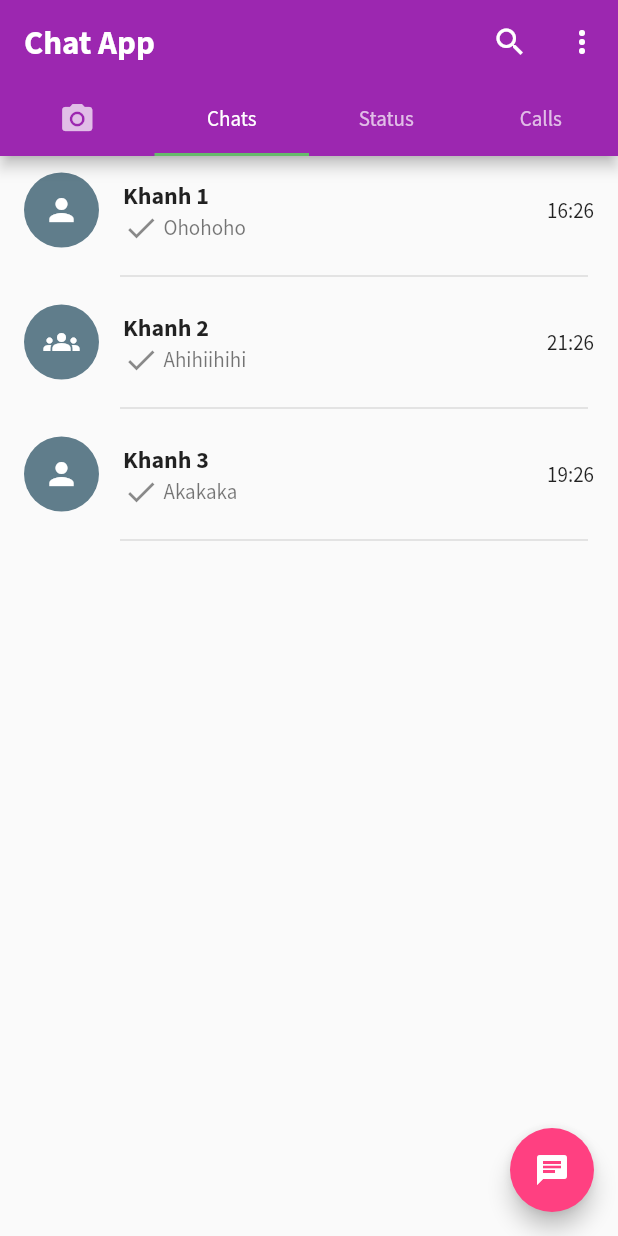
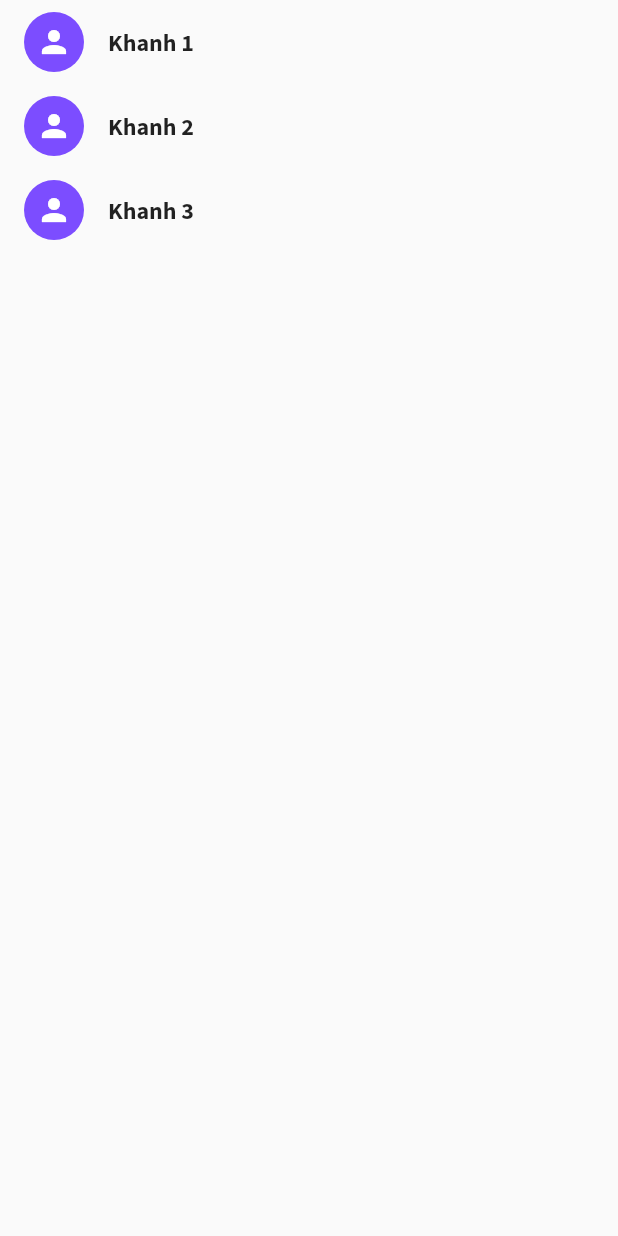
Before and after one commit to hkhansh27/chat-app, a Flutter app: the screen it shows after launch, on a phone screen of 412 x 824 dp. Run offline on Flutter 3.47's test engine with Material 2 defaults, Android fonts, the phone set to English and light mode, and no system bars; our stand-ins replace camera, emoji_picker_flutter, socket_io_client.

Commit message:
add chat one-to-one

```diff
--- a/lib/Models/chat_model.dart
+++ b/lib/Models/chat_model.dart
@@ -1,9 +1,11 @@
 class ChatModel {
+  int id;
   String? name;
   bool? isGroup;
   String? time;
   String? currentMessage;
   String? status;
   bool? select;
-  ChatModel({this.name, this.isGroup, this.time, this.currentMessage, this.status, this.select = false});
+  ChatModel(
+      {required this.id, this.name, this.isGroup, this.time, this.currentMessage, this.status, this.select = false});
 }
--- /dev/null
+++ b/lib/Models/message_model.dart
@@ -0,0 +1,6 @@
+class MessageModel {
+  String? type;
+  String? message;
+  String? time;
+  MessageModel({this.type, this.message, this.time});
+}
--- a/lib/Pages/chat_page.dart
+++ b/lib/Pages/chat_page.dart
@@ -4,18 +4,15 @@ import 'package:chat_app/Screens/select_contact.dart';
 import 'package:flutter/material.dart';
 
 class ChatPage extends StatefulWidget {
-  const ChatPage({Key? key}) : super(key: key);
+  const ChatPage({Key? key, required this.chats, required this.currentChat}) : super(key: key);
+  final List<ChatModel> chats;
+  final ChatModel currentChat;
 
   @override
   _ChatPageState createState() => _ChatPageState();
 }
 
 class _ChatPageState extends State<ChatPage> {
-  List<ChatModel> chats = [
-    ChatModel(name: "Khanh 1", isGroup: false, currentMessage: "Ohohoho", time: "16:26"),
-    ChatModel(name: "Khanh 2", isGroup: true, currentMessage: "Ahihiihihi", time: "21:26"),
-    ChatModel(name: "Khanh 3", isGroup: false, currentMessage: "Akakaka", time: "19:26"),
-  ];
   @override
   Widget build(BuildContext context) {
     return Scaffold(
@@ -27,9 +24,9 @@ class _ChatPageState extends State<ChatPage> {
         ),
         body: ListView.builder(
           itemBuilder: (contex, index) {
-            return CustomCard(chatModel: chats[index]);
+            return CustomCard(chatModel: widget.chats[index], currentChat: widget.currentChat);
           },
-          itemCount: chats.length,
+          itemCount: widget.chats.length,
         ));
   }
 }
--- a/lib/Screens/create_group.dart
+++ b/lib/Screens/create_group.dart
@@ -12,9 +12,9 @@ class CreateGroup extends StatefulWidget {
 
 class _CreateGroupState extends State<CreateGroup> {
   List<ChatModel> contacts = [
-    ChatModel(name: "Khanh 1", status: "Ahihihi1"),
-    ChatModel(name: "Khanh 2", status: "Ahihihi2"),
-    ChatModel(name: "Khanh 3", status: "Ahihihi3"),
+    ChatModel(id: 1, name: "Khanh 1", status: "Ahihihi1"),
+    ChatModel(id: 2, name: "Khanh 2", status: "Ahihihi2"),
+    ChatModel(id: 3, name: "Khanh 3", status: "Ahihihi3"),
   ];
 
   List<ChatModel> groupSelected = [];
--- a/lib/Screens/homescreen.dart
+++ b/lib/Screens/home_screen.dart
@@ -1,15 +1,18 @@
+import 'package:chat_app/Models/chat_model.dart';
 import 'package:chat_app/Pages/camera_page.dart';
 import 'package:chat_app/Pages/chat_page.dart';
 import 'package:flutter/material.dart';
 
-class Homescreen extends StatefulWidget {
-  const Homescreen({Key? key}) : super(key: key);
+class HomeScreen extends StatefulWidget {
+  const HomeScreen({Key? key, required this.chats, required this.currentChat}) : super(key: key);
+  final List<ChatModel> chats;
+  final ChatModel currentChat;
 
   @override
-  _HomescreenState createState() => _HomescreenState();
+  _HomeScreenState createState() => _HomeScreenState();
 }
 
-class _HomescreenState extends State<Homescreen> with SingleTickerProviderStateMixin {
+class _HomeScreenState extends State<HomeScreen> with SingleTickerProviderStateMixin {
   late TabController _controller;
   @override
   void initState() {
@@ -67,11 +70,11 @@ class _HomescreenState extends State<Homescreen> with SingleTickerProviderStateM
       ),
       body: TabBarView(
         controller: _controller,
-        children: const [
-          CameraPage(),
-          ChatPage(),
-          Text("Status"),
-          Text("Calls"),
+        children: [
+          const CameraPage(),
+          ChatPage(chats: widget.chats, currentChat: widget.currentChat),
+          const Text("Status"),
+          const Text("Calls"),
         ],
       ),
     );
--- /dev/null
+++ b/lib/Screens/login_screen.dart
@@ -0,0 +1,39 @@
+import 'package:chat_app/CustomUI/button_card.dart';
+import 'package:chat_app/Models/chat_model.dart';
+import 'package:chat_app/Screens/home_screen.dart';
+import 'package:flutter/material.dart';
+
+class LoginScreen extends StatefulWidget {
+  const LoginScreen({Key? key}) : super(key: key);
+
+  @override
+  _LoginScreenState createState() => _LoginScreenState();
+}
+
+class _LoginScreenState extends State<LoginScreen> {
+  late ChatModel currentChat;
+  List<ChatModel> chats = [
+    ChatModel(id: 1, name: "Khanh 1", isGroup: false, currentMessage: "Ohohoho", time: "16:26"),
+    ChatModel(id: 2, name: "Khanh 2", isGroup: false, currentMessage: "Ahihiihihi", time: "21:26"),
+    ChatModel(id: 3, name: "Khanh 3", isGroup: false, currentMessage: "Akakaka", time: "19:26"),
+  ];
+  @override
+  Widget build(BuildContext context) {
+    return Scaffold(
+      body: ListView.builder(
+          itemCount: chats.length,
+          itemBuilder: (context, index) => InkWell(
+              onTap: () {
+                currentChat = chats.removeAt(index);
+                Navigator.pushReplacement(
+                    context,
+                    MaterialPageRoute(
+                        builder: (builder) => HomeScreen(
+                              chats: chats,
+                              currentChat: currentChat,
+                            )));
+              },
+              child: ButtonCard(name: chats[index].name, icon: chats[index].isGroup! ? Icons.groups : Icons.person))),
+    );
+  }
+}
--- a/lib/Screens/select_contact.dart
+++ b/lib/Screens/select_contact.dart
@@ -14,9 +14,9 @@ class SelectContact extends StatefulWidget {
 
 class _SelectContactState extends State<SelectContact> {
   List<ChatModel> contacts = [
-    ChatModel(name: "Khanh 1", status: "Ahihihi1"),
-    ChatModel(name: "Khanh 2", status: "Ahihihi2"),
-    ChatModel(name: "Khanh 3", status: "Ahihihi3"),
+    ChatModel(id: 1, name: "Khanh 1", status: "Ahihihi1"),
+    ChatModel(id: 2, name: "Khanh 2", status: "Ahihihi2"),
+    ChatModel(id: 3, name: "Khanh 3", status: "Ahihihi3"),
   ];
 
   @override
--- a/lib/main.dart
+++ b/lib/main.dart
@@ -1,4 +1,4 @@
-import 'package:chat_app/Screens/homescreen.dart';
+import 'package:chat_app/Screens/login_screen.dart';
 import 'package:flutter/material.dart';
 import 'package:chat_app/Screens/camera_screen.dart';
 import 'package:camera/camera.dart';
@@ -21,7 +21,7 @@ class MyApp extends StatelessWidget {
       theme: ThemeData(
           fontFamily: 'SourceSansPro',
           colorScheme: ColorScheme.fromSwatch(primarySwatch: Colors.purple).copyWith(secondary: Colors.pinkAccent)),
-      home: const Homescreen(),
+      home: const LoginScreen(),
     );
   }
 }
```
Also changed, not shown: lib/CustomUI/custom_card.dart (+4 -8 lines), lib/CustomUI/receive_card.dart (+9 -7 lines), lib/CustomUI/send_card.dart (+12 -10 lines), lib/Screens/individual_page.dart (+84 -45 lines).
